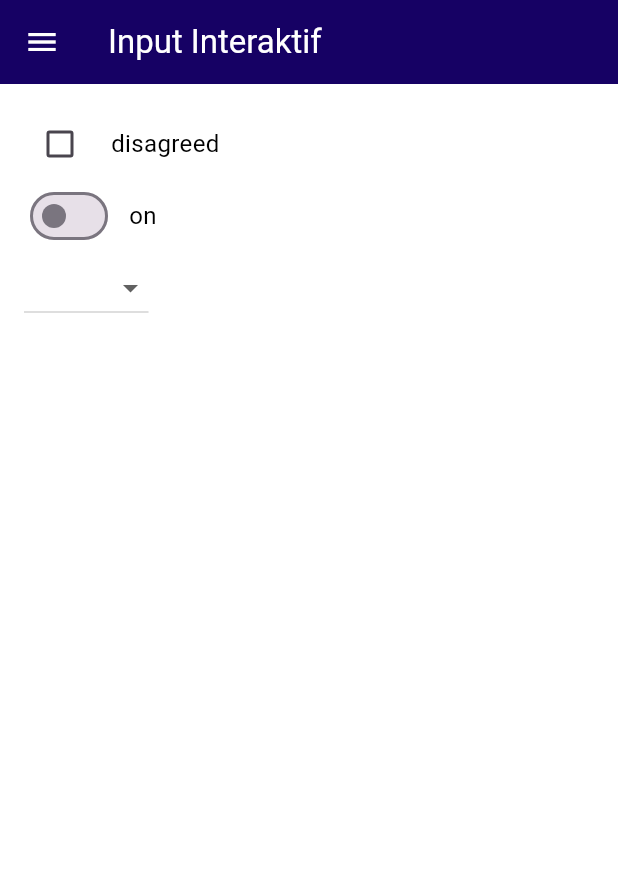
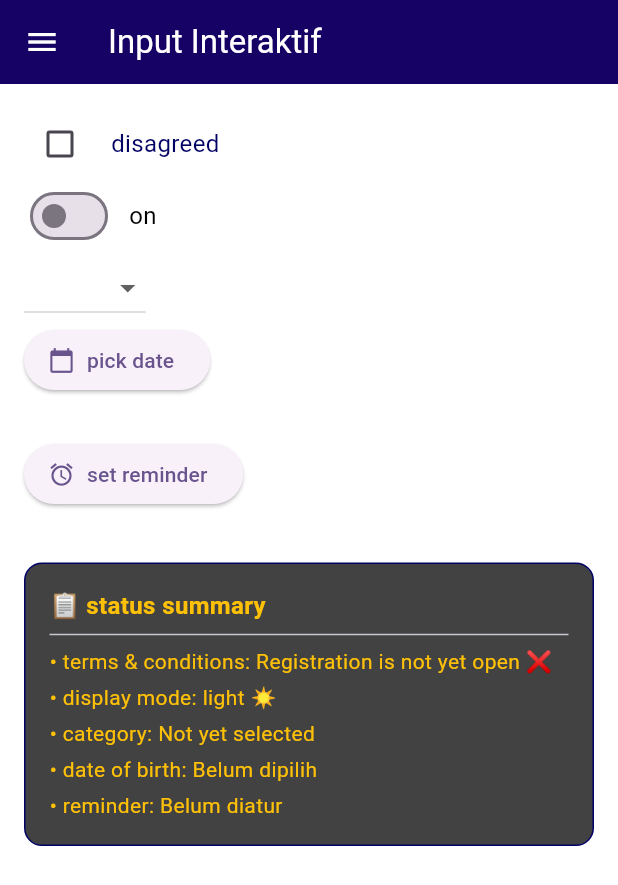
Before and after one commit to nobodyproject94/project_nobody, a Flutter app: the screen it shows after launch, on a phone screen of 412 x 824 dp. Shown: the top 885 px of the screen. Run offline on Flutter 3.47's test engine with Material 3 defaults, Android fonts, the phone set to English and light mode, and no system bars; our stand-ins replace fluttertoast.

Commit message:
tugas 7 flutter

```diff
--- a/lib/day_1/tugas_7_flutter.dart
+++ b/lib/day_1/tugas_7_flutter.dart
@@ -12,7 +12,7 @@ class _Tugas7FlutterState extends State<Tugas7Flutter> {
   bool darkMode = false;
   String? selectedDropDwon;
   DateTime? selectedDate;
-  TimeOfDay? selctedDay;
+  TimeOfDay? selectedDay;
 
   @override
   Widget build(BuildContext context) {
@@ -85,7 +85,9 @@ class _Tugas7FlutterState extends State<Tugas7Flutter> {
                   ischeck ? "agreed" : "disagreed",
                   style: TextStyle(
                     fontSize: 16,
-                    color: darkMode ? Colors.amber : Colors.black,
+                    color: darkMode
+                        ? Colors.amber
+                        : const Color.fromARGB(255, 2, 1, 100),
                   ),
                 ),
               ],
@@ -114,7 +116,12 @@ class _Tugas7FlutterState extends State<Tugas7Flutter> {
               children: [
                 DropdownButton<String>(
                   value: selectedDropDwon,
-                  items: ['clothing', 'shelter', 'food', 'Lainnya']
+                  dropdownColor: darkMode ? Colors.grey[900] : Colors.white,
+                  style: TextStyle(
+                    color: darkMode ? Colors.amber : Colors.black,
+                    fontSize: 16,
+                  ),
+                  items: ['clothing', 'shelter', 'food', 'others']
                       .map(
                         (item) =>
                             DropdownMenuItem(value: item, child: Text(item)),
@@ -128,7 +135,133 @@ class _Tugas7FlutterState extends State<Tugas7Flutter> {
               ],
             ),
             //DATE TIME
-            Row(),
+            Row(
+              children: [
+                ElevatedButton.icon(
+                  onPressed: () async {
+                    final DateTime? picked = await showDatePicker(
+                      context: context,
+                      initialDate: selectedDate ?? DateTime.now(),
+                      firstDate: DateTime(1800),
+                      lastDate: DateTime(2300),
+                    );
+                    if (picked != null) {
+                      setState(() => selectedDate = picked);
+                      {}
+                    }
+                  },
+                  icon: const Icon(Icons.calendar_today),
+                  label: const Text('pick date'),
+                ),
+              ],
+            ),
+            const SizedBox(height: 10),
+            if (selectedDate != null)
+              Text(
+                'Date of Birth: ${selectedDate!.day.toString().padLeft(2, '0')}-'
+                '${selectedDate!.month.toString().padLeft(2, '0')}-'
+                '${selectedDate!.year}',
+                style: TextStyle(
+                  fontSize: 16,
+                  color: darkMode ? Colors.amber : Colors.black,
+                ),
+              ),
+            const SizedBox(height: 18),
+            // time picker
+            Row(
+              children: [
+                ElevatedButton.icon(
+                  onPressed: () async {
+                    final TimeOfDay? picked = await showTimePicker(
+                      context: context,
+                      initialTime: selectedDay ?? TimeOfDay.now(),
+                    );
+                    if (picked != null) {
+                      setState(() => selectedDay = picked);
+                      {}
+                    }
+                  },
+                  icon: const Icon(Icons.alarm),
+                  label: const Text('set reminder'),
+                ),
+              ],
+            ),
+            const SizedBox(height: 10),
+            if (selectedDay != null)
+              Text(
+                'A reminder has been set for:'
+                '${selectedDay!.hour.toString().padLeft(2, '0')}:'
+                '${selectedDay!.minute.toString().padLeft(2, '0')}',
+                style: TextStyle(
+                  fontSize: 16,
+                  color: darkMode ? Colors.amber : Colors.black,
+                ),
+              ),
+            const SizedBox(height: 25),
+            //RESULT
+            Container(
+              width: double.infinity,
+              padding: const EdgeInsets.all(16),
+              decoration: BoxDecoration(
+                color: darkMode ? Colors.grey[800] : Colors.grey[800],
+                borderRadius: BorderRadius.circular(12),
+                border: Border.all(
+                  color: darkMode
+                      ? Colors.amber
+                      : const Color.fromARGB(255, 2, 1, 100),
+                ),
+              ),
+              child: Column(
+                crossAxisAlignment: CrossAxisAlignment.start,
+                children: [
+                  Text(
+                    '📋 status summary',
+                    style: TextStyle(
+                      fontWeight: FontWeight.bold,
+                      fontSize: 16,
+                      color: darkMode
+                          ? Colors.white
+                          : const Color.fromARGB(255, 255, 193, 7),
+                    ),
+                  ),
+                  const Divider(),
+                  Text(
+                    '• terms & conditions: ${ischeck ? "Registration is allowed ✅" : "Registration is not yet open ❌"}',
+                    style: TextStyle(
+                      color: darkMode ? Colors.white : Colors.amber,
+                    ),
+                  ),
+                  const SizedBox(height: 4),
+                  Text(
+                    '• display mode: ${darkMode ? "dark 🌙" : "light ☀️"}',
+                    style: TextStyle(
+                      color: darkMode ? Colors.white : Colors.amber,
+                    ),
+                  ),
+                  const SizedBox(height: 4),
+                  Text(
+                    '• category: ${selectedDropDwon ?? "Not yet selected"}',
+                    style: TextStyle(
+                      color: darkMode ? Colors.white : Colors.amber,
+                    ),
+                  ),
+                  const SizedBox(height: 4),
+                  Text(
+                    '• date of birth: ${selectedDate != null ? "${selectedDate!.day.toString().padLeft(2, '0')}-${selectedDate!.month.toString().padLeft(2, '0')}-${selectedDate!.year}" : "Belum dipilih"}',
+                    style: TextStyle(
+                      color: darkMode ? Colors.white : Colors.amber,
+                    ),
+                  ),
+                  const SizedBox(height: 4),
+                  Text(
+                    '• reminder: ${selectedDay != null ? "${selectedDay!.hour.toString().padLeft(2, '0')}:${selectedDay!.minute.toString().padLeft(2, '0')}" : "Belum diatur"}',
+                    style: TextStyle(
+                      color: darkMode ? Colors.white : Colors.amber,
+                    ),
+                  ),
+                ],
+              ),
+            ),
           ],
         ),
       ),
```
